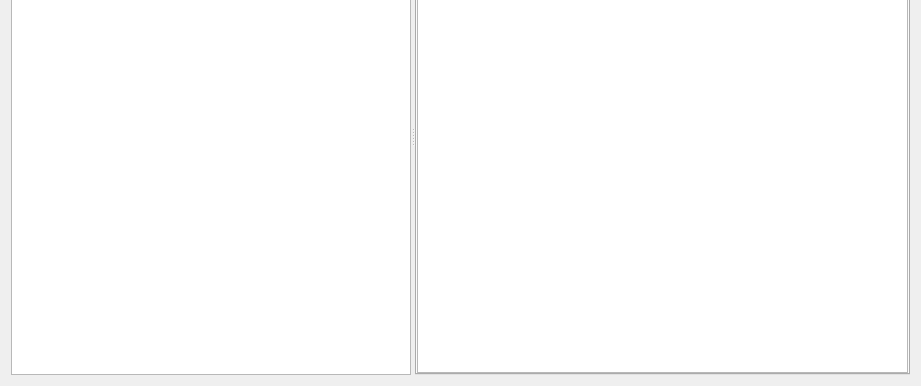
Qt form src/gui/ui/payments.ui (Open-Transactions/Moneychanger) before a commit; both pictures show x 0 to 921 and y 183 to 569 of the 921 by 569 pixel window.
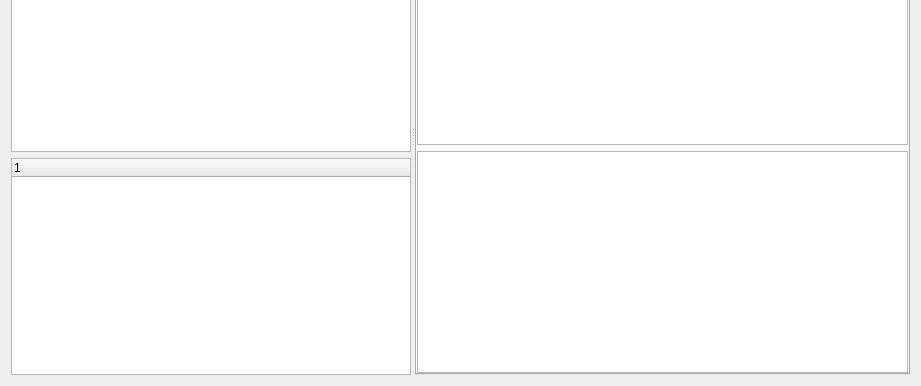
The same form after that commit.

Commit message: Adding the UI classes from opentxs.

Patch:
```diff
--- a/src/gui/ui/payments.ui
+++ b/src/gui/ui/payments.ui
@@ -277,6 +277,15 @@
          </column>
         </widget>
        </item>
+       <item>
+        <widget class="QTreeWidget" name="treeWidgetSummary">
+         <column>
+          <property name="text">
+           <string notr="true">1</string>
+          </property>
+         </column>
+        </widget>
+       </item>
       </layout>
      </widget>
      <widget class="QTabWidget" name="tabWidget">
@@ -306,6 +315,9 @@
         <item>
          <widget class="QTableView" name="tableViewReceived"/>
         </item>
+        <item>
+         <widget class="QTableWidget" name="tableWidgetPayments"/>
+        </item>
        </layout>
       </widget>
       <widget class="QWidget" name="tabSent">
```
The commit also changes 4 other files.
